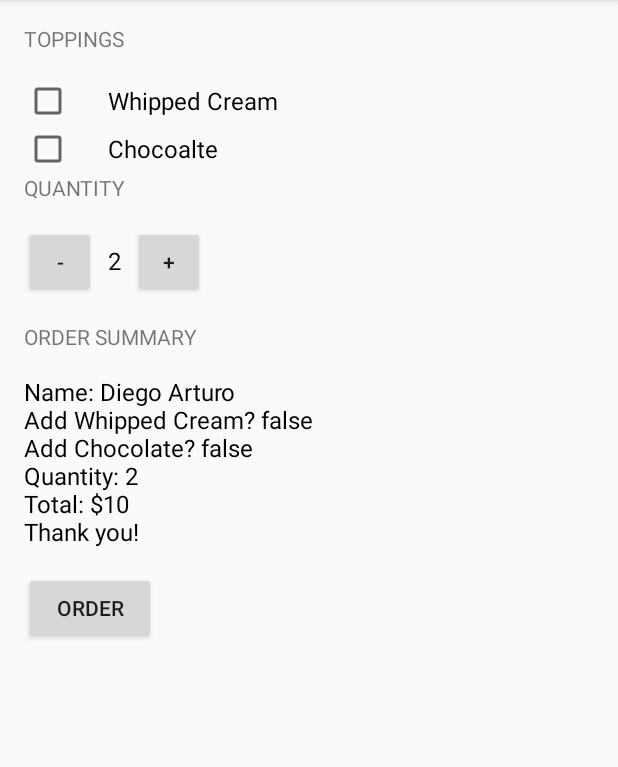
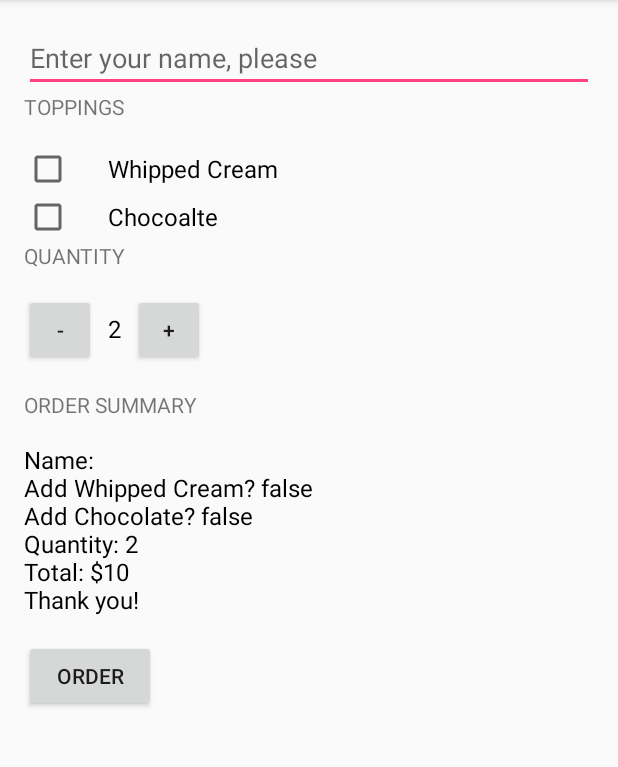
Before and after one commit to diegohdez90/JustJava, an Android app: the screen it shows after launch (MainActivity), after a tap on "ORDER", on a phone screen of 412 x 824 dp, the part 84-851 px from its top. Run offline under Robolectric (Android 15) with nearby library versions, the phone set to English and light mode, and no system bars.

Commit message:
feat(MainActivity): update application displaying name input field in a TextView in the order summary section

```diff
--- a/app/src/main/java/com/example/android/justjava/MainActivity.java
+++ b/app/src/main/java/com/example/android/justjava/MainActivity.java
@@ -4,6 +4,7 @@ import android.os.Bundle;
 import android.support.v7.app.AppCompatActivity;
 import android.view.View;
 import android.widget.CheckBox;
+import android.widget.EditText;
 import android.widget.TextView;
 
 public class MainActivity extends AppCompatActivity {
@@ -25,10 +26,15 @@ public class MainActivity extends AppCompatActivity {
         return price;
     }
 
+    public String getName () {
+        EditText nameField = (EditText) findViewById(R.id.name_field);
+        return nameField.getText().toString();
+    }
+
     private String createOrderSummary() {
         CheckBox hasWhippedCream = (CheckBox) findViewById(R.id.whipped_cream_check_box);
         CheckBox hasChocolate = (CheckBox) findViewById(R.id.chocolate_check_box);
-        return "Name: Diego Arturo\n" +
+        return "Name: "+ getName() +"\n" +
                 "Add Whipped Cream? "+ hasWhippedCream.isChecked() +"\n" +
                 "Add Chocolate? "+ hasChocolate.isChecked() +"\n" +
                 "Quantity: "+ quantity +"\nTotal: $" + calculatePrice() + "\nThank you!";
--- a/app/src/main/res/layout/activity_main.xml
+++ b/app/src/main/res/layout/activity_main.xml
@@ -12,7 +12,12 @@
         android:paddingRight="16dp"
         android:paddingTop="16dp"
         android:orientation="vertical">
-
+        <EditText
+            android:layout_width="match_parent"
+            android:layout_height="match_parent"
+            android:id="@+id/name_field"
+            android:hint="Enter your name, please"
+            android:inputType="textCapWords"/>
         <TextView
             android:id="@+id/toppins_text_view"
             android:layout_width="wrap_content"
```
